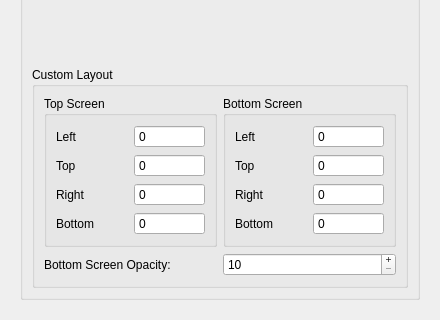
The window that src/citra_qt/configuration/configure_layout.ui (yeager/Borked3DS) describes before a commit, drawn with Qt 5; both pictures show x 0 to 440 and y 630 to 950 of the 440 by 950 pixel window.
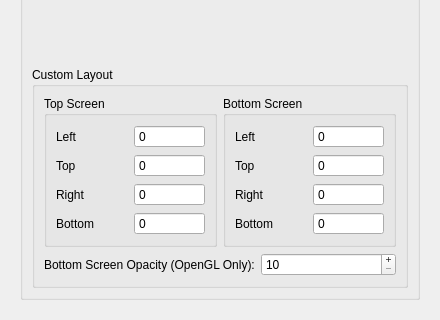
The same window after the commit.

Commit message: UI: Indicate that Bottom Screen Opacity is OpenGL only

The edit to the form file:
```diff
--- a/src/citra_qt/configuration/configure_layout.ui
+++ b/src/citra_qt/configuration/configure_layout.ui
@@ -380,7 +380,7 @@
                <item>
                 <widget class="QLabel" name="lb_opacity_second_layer">
                  <property name="text">
-                  <string>Bottom Screen Opacity:</string>
+                  <string>Bottom Screen Opacity (OpenGL Only):</string>
                  </property>
                 </widget>
                </item>
```
